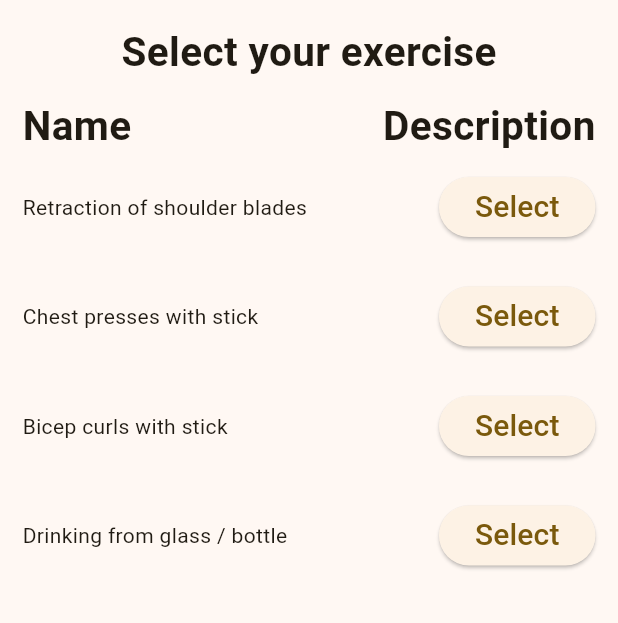
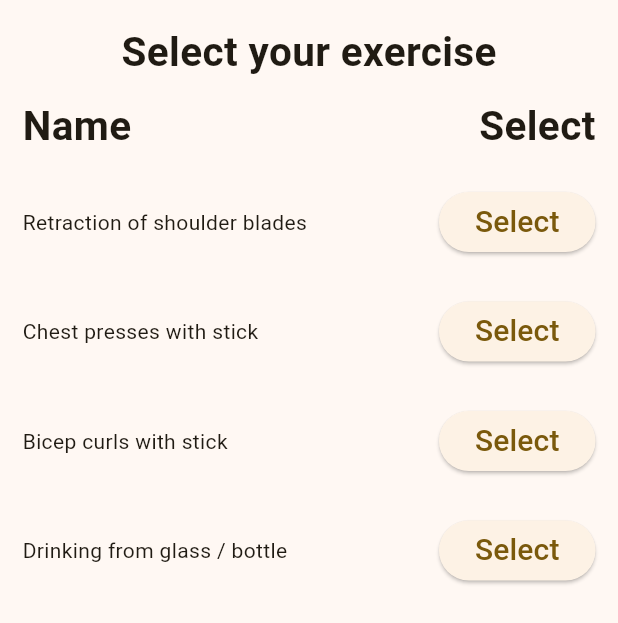
Before and after one commit to hURKa-friends/TP-RehabApp, a Flutter app: the ExerciseSelectView screen opened directly, item 3 of the bottom bar chosen, on a phone screen of 412 x 824 dp. Shown: the top 623 px of the screen. Run offline on Flutter 3.47's test engine with Material 3 defaults, Android fonts, the light colour scheme and no system bars; our stand-ins replace audioplayers, permission_handler, sensors_plus, syncfusion_flutter_charts; missing offline and left inert: light_sensor.

Commit message:
Fixed logging

```diff
--- a/lib/arm_rehab/models/arm_model.dart
+++ b/lib/arm_rehab/models/arm_model.dart
@@ -8,6 +8,7 @@ class SelectedOptions {
   static late SelectedPos pos;
   static late int exercise;
   static late int repetitions;
+  static bool startTimer = false;
 
   SelectedOptions();
 }
--- a/lib/arm_rehab/views/exercise_select_view.dart
+++ b/lib/arm_rehab/views/exercise_select_view.dart
@@ -55,12 +55,12 @@ class ExerciseSelectView extends StatelessPage {
                 ),
                 space(40),
                 Text(
-                  "Description",
+                  "Select",
                   style: headerStyle(),
                 ),
               ],
             ),
-            space(10),
+            space(20),
             Expanded(
               child: ListView(
                 shrinkWrap: true,
--- a/lib/arm_rehab/views/exercise_start_view.dart
+++ b/lib/arm_rehab/views/exercise_start_view.dart
@@ -64,7 +64,7 @@ class ExerciseStartView extends StatelessPage {
                 1 =>
                   switch (exerciseStartViewModel.nextSetpoint) {
                   0 => "assets/arm_rehab/images/exercises/shoulder_blades/shoulder_blades0",
-                  1 => "assets/arm_rehab/images/exercises/shoulder_blades/shoulder_blades1",
+                  1 => "assets/arm_rehab/images/exercises/shoulder_blades/shoulder_blades1.jpg",
                   int() => "ErrorImage", // Out of range, this shouldn't happen
                   },
                 2 =>
--- a/lib/arm_rehab/views/orient_select_view.dart
+++ b/lib/arm_rehab/views/orient_select_view.dart
@@ -41,11 +41,11 @@ class OrientSelectView extends StatelessPage {
           crossAxisAlignment: CrossAxisAlignment.center,
           children: [
             Text(
-              "Please orient your phone so that camera aims towards ground and display aims away from you)",
+              "Please orient your phone so that camera and display aim away from you\n(See below)",
               style: headerStyle(),
               textAlign: TextAlign.center,
             ),
-            Image.asset("assets/arm_rehab/images/settings/orient_select/"),
+            Image.asset("assets/arm_rehab/images/settings/orient_select/armband_rotated.jpg"),
           ],
         ),
       ),
--- a/lib/services/internal/logger_service_internal.dart
+++ b/lib/services/internal/logger_service_internal.dart
@@ -38,7 +38,7 @@ class LoggerServiceInternal {
   Future<bool> _managePermissions() async {
     final storagePermission = await Permission.storage.request().isGranted;
     final externalPermission = await Permission.manageExternalStorage.request().isGranted;
-    return storagePermission && externalPermission;
+    return true;storagePermission && externalPermission;
   }
   Future<bool> _initializeStorage() async {
     try {
--- a/lib/services/page_management/models/tutorial_step_model.dart
+++ b/lib/services/page_management/models/tutorial_step_model.dart
@@ -2,10 +2,12 @@ class TutorialStep {
   final String assetURI;
   final String heading;
   final String description;
+  final void Function() function;
 
   const TutorialStep({
     required this.assetURI,
     required this.heading,
-    required this.description
+    required this.description,
+    required this.function
   });
 }
--- a/lib/services/page_management/views/tutorial_wrapper.dart
+++ b/lib/services/page_management/views/tutorial_wrapper.dart
@@ -49,6 +49,11 @@ class _TutorialWrapperState extends State<TutorialWrapper> {
 
     if (tutorialComplete) {
       return widget.childBuilder();
+    }
+
+    void completeFunction() {
+      complete();
+      currentStep.function();
     }
 
     return Scaffold(
@@ -156,7 +161,7 @@ class _TutorialWrapperState extends State<TutorialWrapper> {
                     maintainState: true,
                     maintainSize: true,
                     child:  ElevatedButton(
-                      onPressed: complete,
+                      onPressed: completeFunction,
                       style: ElevatedButton.styleFrom(
                         padding: EdgeInsets.symmetric(vertical: 16, horizontal: 24),
                         shape: RoundedRectangleBorder(borderRadius: BorderRadius.circular(16)),
--- a/pubspec.yaml
+++ b/pubspec.yaml
@@ -66,6 +66,7 @@ flutter:
     - assets/arm_rehab/images/settings/orient_select/orient_front_down.jpg
     - assets/arm_rehab/images/settings/orient_select/orient_back_up.jpg
     - assets/arm_rehab/images/settings/orient_select/orient_back_down.jpg
+    - assets/arm_rehab/images/settings/orient_select/armband_rotated.jpg
     - assets/arm_rehab/images/armband.jpg
     - assets/arm_rehab/images/settings/arm_select/left_hand.jpg
     - assets/arm_rehab/images/settings/arm_select/right_hand.jpg
@@ -73,6 +74,7 @@ flutter:
     - assets/arm_rehab/images/settings/pos_select/wrist.png
     - assets/arm_rehab/sounds/beeps/short_beep.m4a
     - assets/arm_rehab/sounds/beeps/long_beep.m4a
+    - assets/arm_rehab/images/exercises/shoulder_blades/shoulder_blades1.jpg
 
   # An image asset can refer to one or more resolution-specific "variants", see
   # https://flutter.dev/to/resolution-aware-images
```
Also changed, not shown: lib/arm_rehab/view_models/exercise_start_view_model.dart (+33 -14 lines), lib/arm_rehab/views/repetition_select_view.dart (+14 -9 lines), lib/view_models/menu_view_model.dart (+7 -1 lines), assets/arm_rehab/images/settings/orient_select/armband_rotated.jpg (added).
